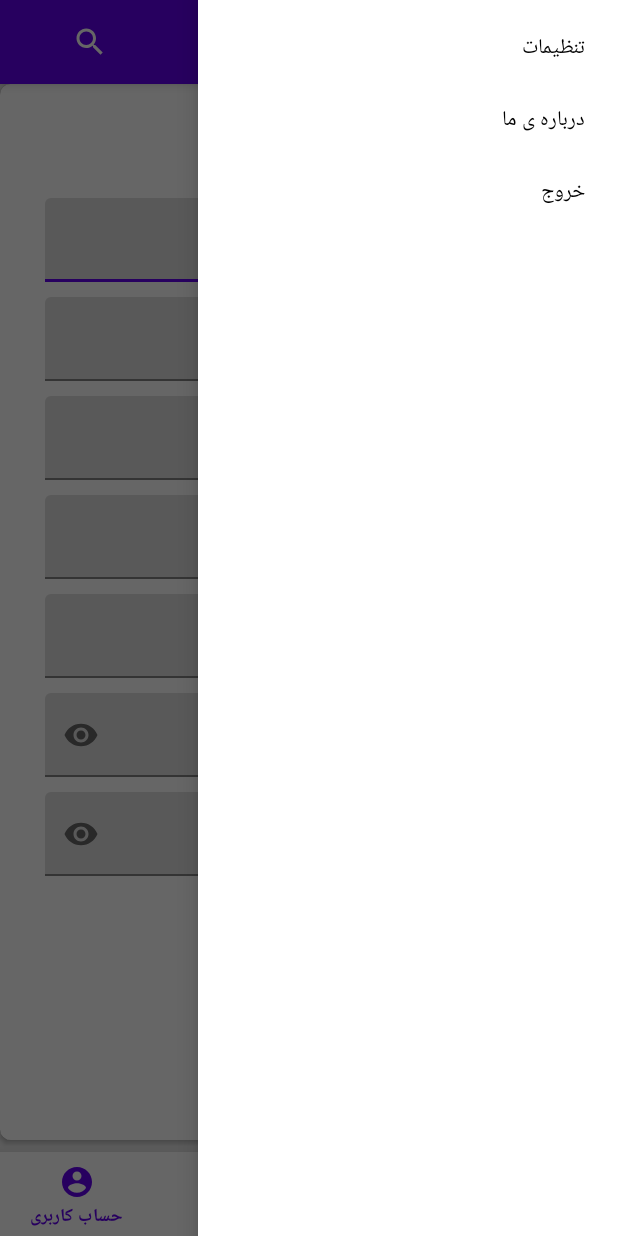
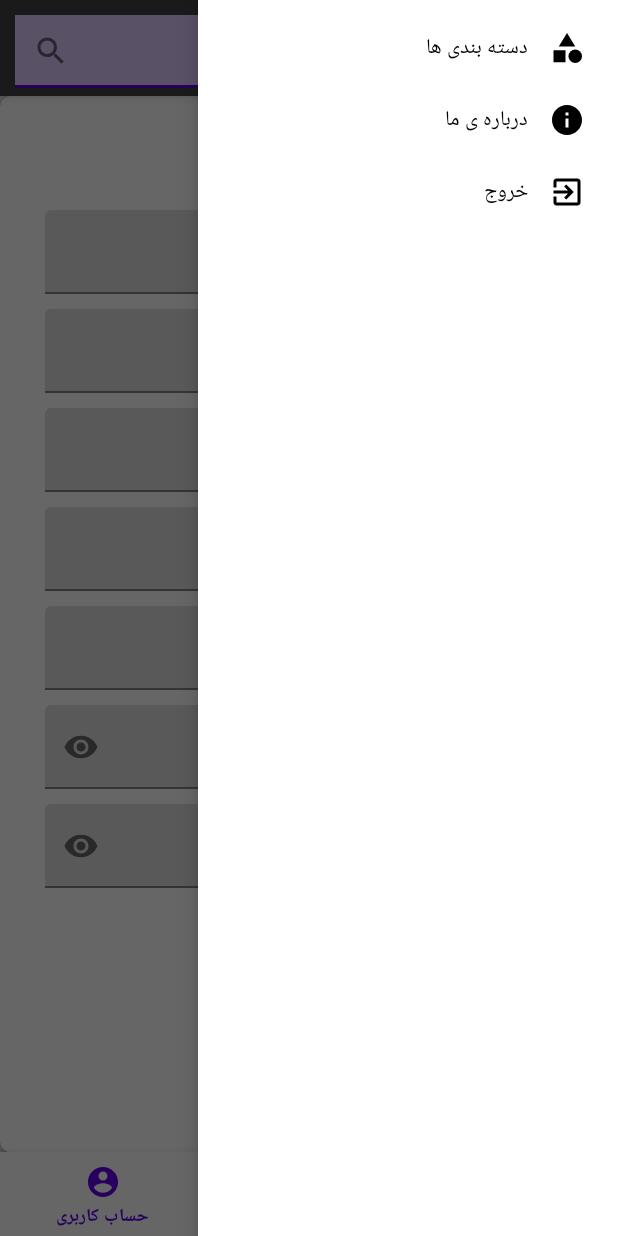
Before and after one commit to sadegh15khedry/onlineAndroidShop, an Android app: the SignupActivity screen opened directly, with no data from a screen before it, with the side drawer open, on a phone screen of 412 x 824 dp. Run offline under Robolectric (Android 15) with nearby library versions, the phone set to English and light mode, and no system bars.

Commit message:
searchbar added

```diff
--- /dev/null
+++ b/app/src/main/res/drawable/ic_baseline_exit_to_app_24.xml
@@ -0,0 +1,10 @@
+<vector xmlns:android="http://schemas.android.com/apk/res/android"
+    android:width="24dp"
+    android:height="24dp"
+    android:viewportWidth="24"
+    android:viewportHeight="24"
+    android:tint="?attr/colorControlNormal">
+  <path
+      android:fillColor="@android:color/white"
+      android:pathData="M10.09,15.59L11.5,17l5,-5 -5,-5 -1.41,1.41L12.67,11H3v2h9.67l-2.58,2.59zM19,3H5c-1.11,0 -2,0.9 -2,2v4h2V5h14v14H5v-4H3v4c0,1.1 0.89,2 2,2h14c1.1,0 2,-0.9 2,-2V5c0,-1.1 -0.9,-2 -2,-2z"/>
+</vector>
--- /dev/null
+++ b/app/src/main/res/drawable/ic_baseline_info_24.xml
@@ -0,0 +1,10 @@
+<vector xmlns:android="http://schemas.android.com/apk/res/android"
+    android:width="24dp"
+    android:height="24dp"
+    android:viewportWidth="24"
+    android:viewportHeight="24"
+    android:tint="?attr/colorControlNormal">
+  <path
+      android:fillColor="@android:color/white"
+      android:pathData="M12,2C6.48,2 2,6.48 2,12s4.48,10 10,10 10,-4.48 10,-10S17.52,2 12,2zM13,17h-2v-6h2v6zM13,9h-2L11,7h2v2z"/>
+</vector>
--- a/app/src/main/res/drawable/ic_baseline_search_24.xml
+++ b/app/src/main/res/drawable/ic_baseline_search_24.xml
@@ -5,6 +5,6 @@
     android:viewportHeight="24"
     android:tint="?attr/colorControlNormal">
   <path
-      android:fillColor="@android:color/white"
+      android:fillColor="@android:color/black"
       android:pathData="M15.5,14h-0.79l-0.28,-0.27C15.41,12.59 16,11.11 16,9.5 16,5.91 13.09,3 9.5,3S3,5.91 3,9.5 5.91,16 9.5,16c1.61,0 3.09,-0.59 4.23,-1.57l0.27,0.28v0.79l5,4.99L20.49,19l-4.99,-5zM9.5,14C7.01,14 5,11.99 5,9.5S7.01,5 9.5,5 14,7.01 14,9.5 11.99,14 9.5,14z"/>
 </vector>
--- a/app/src/main/res/layout/activity_login.xml
+++ b/app/src/main/res/layout/activity_login.xml
@@ -58,7 +58,7 @@
                         android:layout_height="match_parent" />
 
                 </com.google.android.material.textfield.TextInputLayout>
-
+                <!-- password -->
                 <com.google.android.material.textfield.TextInputLayout
                     android:layout_width="200dp"
                     android:layout_height="wrap_content"
@@ -121,7 +121,7 @@
             android:layout_width="match_parent"
             android:layout_height="wrap_content"
             android:layout_alignParentBottom="true"
-            app:menu="@menu/bottom_nav_menu" />
+            app:menu="@menu/menu_bottom_navigation" />
 
     </RelativeLayout>
 
@@ -130,7 +130,7 @@
         android:layout_width="wrap_content"
         android:layout_height="match_parent"
         android:layout_gravity="start"
-        app:menu="@menu/side_nav">
+        app:menu="@menu/menu_side_navigation">
 
     </com.google.android.material.navigation.NavigationView>
 
--- a/app/src/main/res/layout/activity_main.xml
+++ b/app/src/main/res/layout/activity_main.xml
@@ -34,7 +34,7 @@
             android:layout_width="match_parent"
             android:layout_height="wrap_content"
             android:layout_alignParentBottom="true"
-            app:menu="@menu/bottom_nav_menu" />
+            app:menu="@menu/menu_bottom_navigation" />
 
     </RelativeLayout>
 
@@ -43,7 +43,7 @@
         android:layout_width="wrap_content"
         android:layout_height="match_parent"
         android:layout_gravity="start"
-        app:menu="@menu/side_nav">
+        app:menu="@menu/menu_side_navigation">
 
     </com.google.android.material.navigation.NavigationView>
 
--- a/app/src/main/res/layout/activity_signup.xml
+++ b/app/src/main/res/layout/activity_signup.xml
@@ -199,7 +199,7 @@
             android:layout_width="match_parent"
             android:layout_height="wrap_content"
             android:layout_alignParentBottom="true"
-            app:menu="@menu/bottom_nav_menu" />
+            app:menu="@menu/menu_bottom_navigation" />
 
     </RelativeLayout>
 
@@ -208,7 +208,7 @@
         android:layout_width="wrap_content"
         android:layout_height="match_parent"
         android:layout_gravity="start"
-        app:menu="@menu/side_nav">
+        app:menu="@menu/menu_side_navigation">
 
     </com.google.android.material.navigation.NavigationView>
 
--- a/app/src/main/res/layout/toolbar.xml
+++ b/app/src/main/res/layout/toolbar.xml
@@ -3,18 +3,49 @@
     xmlns:app="http://schemas.android.com/apk/res-auto"
     xmlns:tools="http://schemas.android.com/tools"
     android:layout_width="match_parent"
-    android:layout_height="wrap_content"
-    android:background="@color/design_default_color_primary"
+    android:layout_height="64dp"
+    android:background="@color/primary"
     android:elevation="4dp"
-    android:layoutDirection="rtl">
+    android:layoutDirection="rtl"
+    android:paddingTop="10dp"
+    android:paddingBottom="5dp">
 
-        <com.google.android.material.button.MaterialButton
-            android:id="@+id/search_btn"
-            android:layout_width="wrap_content"
-            android:layout_height="wrap_content"
-            style="@style/Widget.AppCompat.Button.Borderless"
-            app:icon="@drawable/ic_baseline_search_24"
-            android:layoutDirection="rtl"
-            android:layout_gravity="end"/>
+    <com.google.android.material.textfield.TextInputLayout
+        android:id="@+id/search_input_layout"
+        android:layout_width="match_parent"
+        android:layout_height="match_parent"
+        app:endIconMode="custom"
+        app:endIconDrawable="@drawable/ic_baseline_search_24"
+        android:layout_marginLeft="10dp">
+
+
+        <com.google.android.material.textfield.TextInputEditText
+            android:layout_width="match_parent"
+            android:layout_height="match_parent"
+            android:background="@color/searchbar_background_color"
+            android:textSize="18sp"
+            android:maxLines="1"/>
+
+    </com.google.android.material.textfield.TextInputLayout>
+
+    <!--        <com.google.android.material.button.MaterialButton-->
+    <!--            android:id="@+id/search_btn"-->
+    <!--            android:layout_width="wrap_content"-->
+    <!--            android:layout_height="wrap_content"-->
+    <!--            style="@style/Widget.AppCompat.Button.Borderless"-->
+    <!--            app:icon="@drawable/ic_baseline_search_24"-->
+    <!--            android:layoutDirection="rtl"-->
+    <!--            android:layout_gravity="end"/>-->
+
+    <!--    <androidx.appcompat.widget.AppCompatEditText-->
+    <!--        android:id="@+id/si"-->
+    <!--        android:layout_width="match_parent"-->
+    <!--        android:layout_height="30dp"-->
+    <!--        android:layout_marginLeft="15dp"-->
+    <!--        android:layout_marginBottom="10dp"-->
+    <!--        android:paddingLeft="10dp"-->
+    <!--        android:layout_marginTop="10dp"-->
+    <!--        android:drawableLeft="@drawable/ic_baseline_search_24"-->
+    <!--        android:background="@color/white"/>-->
 
 </androidx.appcompat.widget.Toolbar>
--- /dev/null
+++ b/app/src/main/res/menu/menu_side_navigation.xml
@@ -0,0 +1,18 @@
+<?xml version="1.0" encoding="utf-8"?>
+<menu xmlns:android="http://schemas.android.com/apk/res/android">
+    <item
+        android:id="@+id/nav_categories"
+        android:icon="@drawable/ic_baseline_category_24"
+        android:title="@string/categories_nav_title" />
+<!--    <item-->
+<!--        android:id="@+id/nav_settings"-->
+<!--        android:title="@string/settings_nav" />-->
+    <item
+        android:id="@+id/nav_about"
+        android:icon="@drawable/ic_baseline_info_24"
+        android:title="@string/about_nav" />
+    <item
+        android:id="@+id/nav_exit"
+        android:icon="@drawable/ic_baseline_exit_to_app_24"
+        android:title="@string/exit_nav" />
+</menu>
--- a/app/src/main/res/menu/side_nav.xml
+++ /dev/null
@@ -1,12 +0,0 @@
-<?xml version="1.0" encoding="utf-8"?>
-<menu xmlns:android="http://schemas.android.com/apk/res/android">
-    <item
-        android:id="@+id/nav_settings"
-        android:title="@string/settings_nav" />
-    <item
-        android:id="@+id/nav_about"
-        android:title="@string/about_nav" />
-    <item
-        android:id="@+id/nav_exit"
-        android:title="@string/exit_nav" />
-</menu>
--- a/app/src/main/res/values/colors.xml
+++ b/app/src/main/res/values/colors.xml
@@ -14,6 +14,7 @@
     <color name="red">#ff4d4d</color>
     <color name="gray">#e6e6e6</color>
     <color name="profile_pic_background">#a6a6a6</color>
-
+    <color name="searchbar_background_color">#e0ccff</color>
+    <color name="primary">#404040</color>
 
 </resources>
--- a/app/src/main/res/values/themes.xml
+++ b/app/src/main/res/values/themes.xml
@@ -14,10 +14,13 @@
         <item name="android:statusBarColor" tools:targetApi="l">?attr/colorPrimaryVariant</item>
         <!-- Customize your theme here. -->
         <item name="buttonStyle">@style/Widget.AppCompat.Button</item>
+<!--        <item name="android:actionBarSize">64dp</item>-->
+<!--        <item name="actionBarSize">80dp</item>-->
     </style>
 
 
     <style name="Theme.SadeghShop.NoActionBar">
+
         <item name="windowActionBar">false</item>
         <item name="windowNoTitle">true</item>
     </style>
```
Also changed, not shown: app/src/main/java/com/example/sadeghshop/LoginActivity.java (+33 -0 lines), app/src/main/java/com/example/sadeghshop/MainActivity.java (+20 -28 lines), app/src/main/res/menu/menu_bottom_navigation.xml (renamed from app/src/main/res/menu/bottom_nav_menu.xml, +4 -4 lines).
